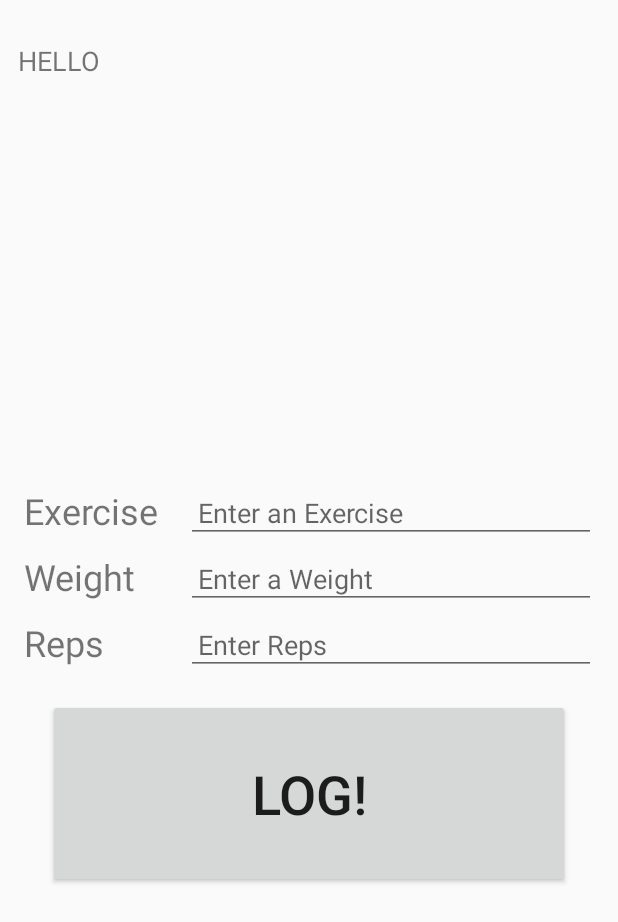
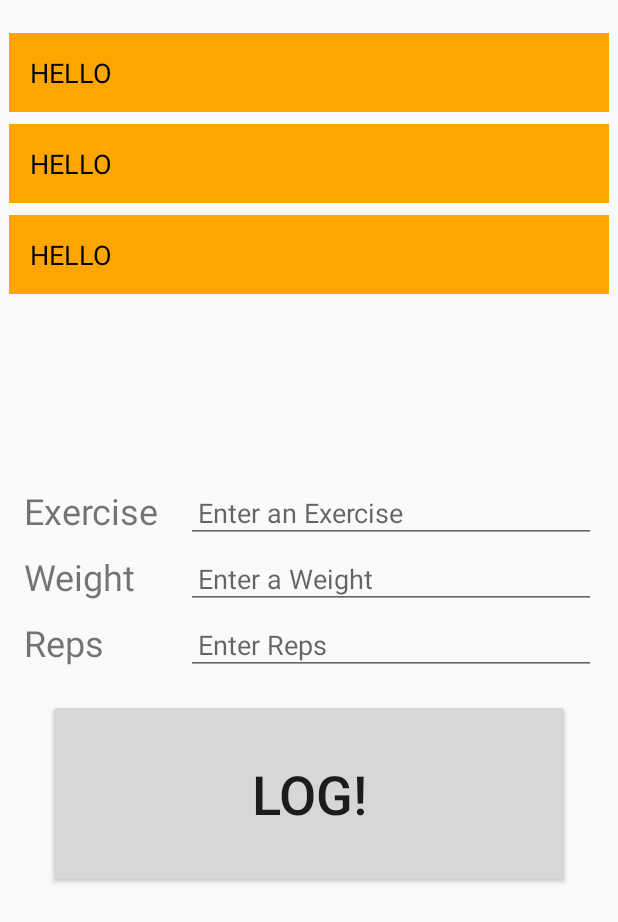
Before and after one commit to JianMitchell/GymLogPractice, an Android app: the layout activity_main.xml on its own in the app's theme, with its tools: preview values and no code run, on a phone screen of 412 x 824 dp. Shown: the top 922 px of the screen. Run offline under Robolectric (Android 15) with nearby library versions, the phone set to English and light mode, and no system bars.

Commit message:
edited gymlog_recycler_item.xml

```diff
--- a/app/src/main/res/layout/gymlog_recycler_item.xml
+++ b/app/src/main/res/layout/gymlog_recycler_item.xml
@@ -1,16 +1,20 @@
 <?xml version="1.0" encoding="utf-8"?>
 <LinearLayout xmlns:android="http://schemas.android.com/apk/res/android"
     android:layout_width="match_parent"
-    android:layout_height="match_parent"
-    android:orientation="vertical">
+    android:layout_height="wrap_content"
+    android:orientation="vertical"
+    android:layout_margin="4dp"
+    android:background="#FFA500"
+    android:padding="8dp">
 
     <TextView
         android:id="@+id/recyclerItemTextview"
         android:layout_width="match_parent"
         android:layout_height="wrap_content"
-        android:layout_margin="8dp"
+        android:layout_margin="4dp"
         android:padding="2dp"
         android:text="HELLO"
-        android:textSize="18sp" />
+        android:textSize="18sp"
+        android:textColor="#000000"/>
 
 </LinearLayout>
```
